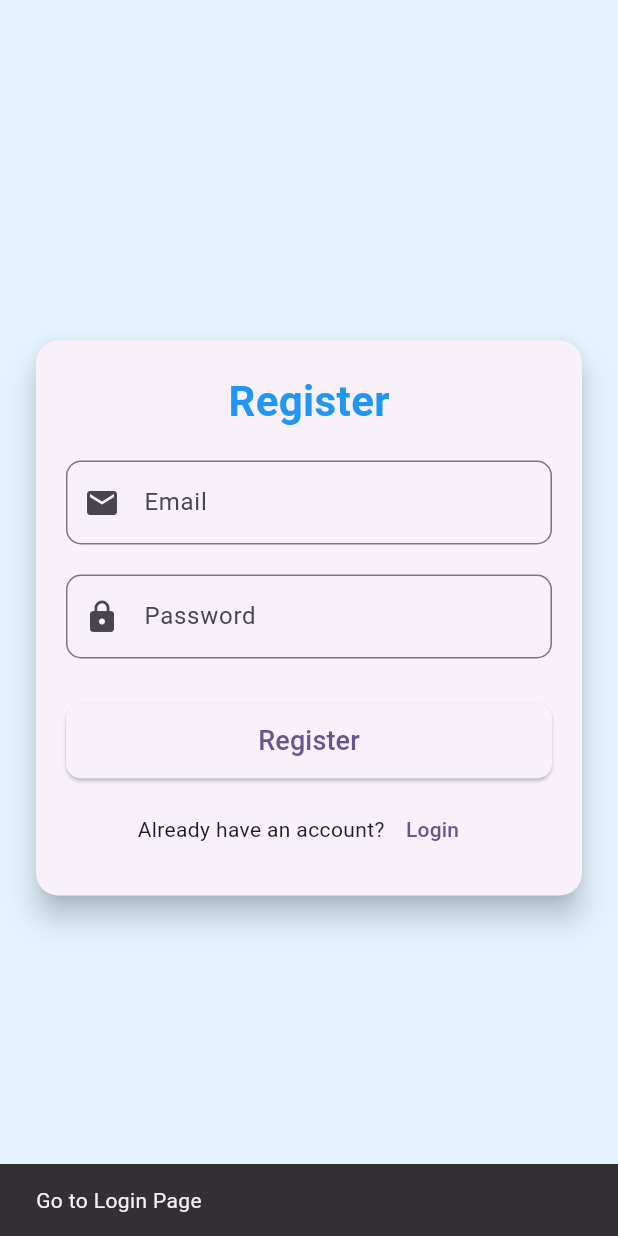
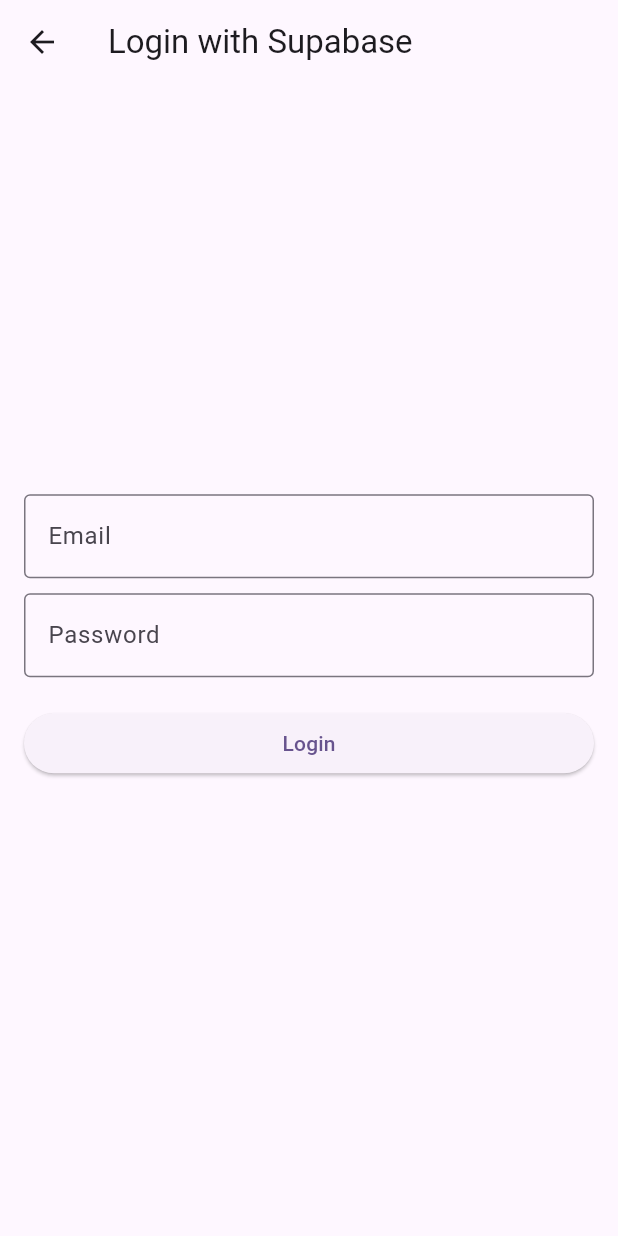
Before and after one commit to Sigmacare/sigmacare-android-app, a Flutter app: the screen it shows after launch, after a tap on "Login", on a phone screen of 412 x 824 dp. Run offline on Flutter 3.47's test engine with Material 3 defaults, Android fonts, the phone set to English and light mode, and no system bars; our stand-ins replace flutter_dotenv, supabase_flutter; accounts and stored records are empty.

Commit message:
login using email added

```diff
--- a/lib/main.dart
+++ b/lib/main.dart
@@ -5,17 +5,18 @@
 import 'package:supabase_flutter/supabase_flutter.dart';
 
 Future<void> main() async {
-  //importing environment variables from .env file
+  // Import environment variables from .env file
   await dotenv.load(fileName: ".env");
 
   String? url = dotenv.env['SUPABASE_URL'];
   String? anonKey = dotenv.env['SUPABASE_API_KEY'];
 
-  //initializing the supabase
+  // Initialize Supabase
   await Supabase.initialize(
     url: url ?? '',
     anonKey: anonKey ?? '',
   );
+
   runApp(const MyApp());
 }
 
@@ -30,7 +31,25 @@
         colorScheme: ColorScheme.fromSeed(seedColor: Colors.deepPurple),
         useMaterial3: true,
       ),
-      home: const RegistrationPage(),
+      home: const SessionChecker(),
     );
   }
 }
+
+class SessionChecker extends StatelessWidget {
+  const SessionChecker({super.key});
+
+  @override
+  Widget build(BuildContext context) {
+    final session = Supabase.instance.client.auth.currentSession;
+
+    // Check if user session exists
+    if (session != null) {
+      // If the user is logged in, navigate to HomePage
+      return const HomePage();
+    } else {
+      // If no session, navigate to RegistrationPage
+      return const RegistrationPage();
+    }
+  }
+}
--- /dev/null
+++ b/lib/pages/user-login/loginpage.dart
@@ -0,0 +1,97 @@
+import 'package:flutter/material.dart';
+import 'package:sigmacare_android_app/pages/homepage/homepage.dart';
+import 'package:supabase_flutter/supabase_flutter.dart';
+
+class EmailLoginPage extends StatefulWidget {
+  @override
+  _EmailLoginPageState createState() => _EmailLoginPageState();
+}
+
+class _EmailLoginPageState extends State<EmailLoginPage> {
+  final TextEditingController _emailController = TextEditingController();
+  final TextEditingController _passwordController = TextEditingController();
+  final _supabase = Supabase.instance.client;
+  String _errorMessage = '';
+
+  Future<void> _login() async {
+    final email = _emailController.text.trim();
+    final password = _passwordController.text.trim();
+
+    try {
+      final response = await _supabase.auth.signInWithPassword(
+        email: email,
+        password: password,
+      );
+      if (response.session != null) {
+        setState(() {
+          _errorMessage = '';
+        });
+
+        // Navigate to HomePage
+        Navigator.of(context).pushReplacement(
+          MaterialPageRoute(
+            builder: (context) => HomePage(),
+          ),
+        );
+      } else {
+        setState(() {
+          _errorMessage = 'Login failed. Please check your credentials.';
+        });
+      }
+    } on AuthException catch (e) {
+      setState(() {
+        _errorMessage = e.message;
+      });
+    } catch (e) {
+      setState(() {
+        _errorMessage = 'An unexpected error occurred.';
+      });
+    }
+  }
+
+  @override
+  Widget build(BuildContext context) {
+    return Scaffold(
+      appBar: AppBar(
+        title: Text('Login with Supabase'),
+      ),
+      body: Padding(
+        padding: const EdgeInsets.all(16.0),
+        child: Column(
+          mainAxisAlignment: MainAxisAlignment.center,
+          crossAxisAlignment: CrossAxisAlignment.stretch,
+          children: [
+            TextField(
+              controller: _emailController,
+              decoration: InputDecoration(
+                labelText: 'Email',
+                border: OutlineInputBorder(),
+              ),
+              keyboardType: TextInputType.emailAddress,
+            ),
+            SizedBox(height: 10),
+            TextField(
+              controller: _passwordController,
+              decoration: InputDecoration(
+                labelText: 'Password',
+                border: OutlineInputBorder(),
+              ),
+              obscureText: true,
+            ),
+            SizedBox(height: 20),
+            ElevatedButton(
+              onPressed: _login,
+              child: Text('Login'),
+            ),
+            SizedBox(height: 10),
+            Text(
+              _errorMessage,
+              style: TextStyle(color: Colors.red),
+              textAlign: TextAlign.center,
+            ),
+          ],
+        ),
+      ),
+    );
+  }
+}
--- a/lib/pages/user-registration/registrationpage.dart
+++ b/lib/pages/user-registration/registrationpage.dart
@@ -1,5 +1,6 @@
 import 'package:flutter/material.dart';
 import 'package:sigmacare_android_app/api/_registerUser.dart';
+import 'package:sigmacare_android_app/pages/user-login/loginpage.dart';
 
 class RegistrationPage extends StatefulWidget {
   const RegistrationPage({Key? key}) : super(key: key);
@@ -120,10 +121,11 @@
                           const Text("Already have an account?"),
                           TextButton(
                             onPressed: () {
-                              // Handle navigation to login page
-                              ScaffoldMessenger.of(context).showSnackBar(
-                                const SnackBar(
-                                    content: Text('Go to Login Page')),
+                              // Navigate to the EmailLoginPage
+                              Navigator.of(context).push(
+                                MaterialPageRoute(
+                                  builder: (context) => EmailLoginPage(),
+                                ),
                               );
                             },
                             child: const Text('Login'),
```
Also changed, not shown: lib/pages/homepage/homepage.dart (+23 -1 lines).
